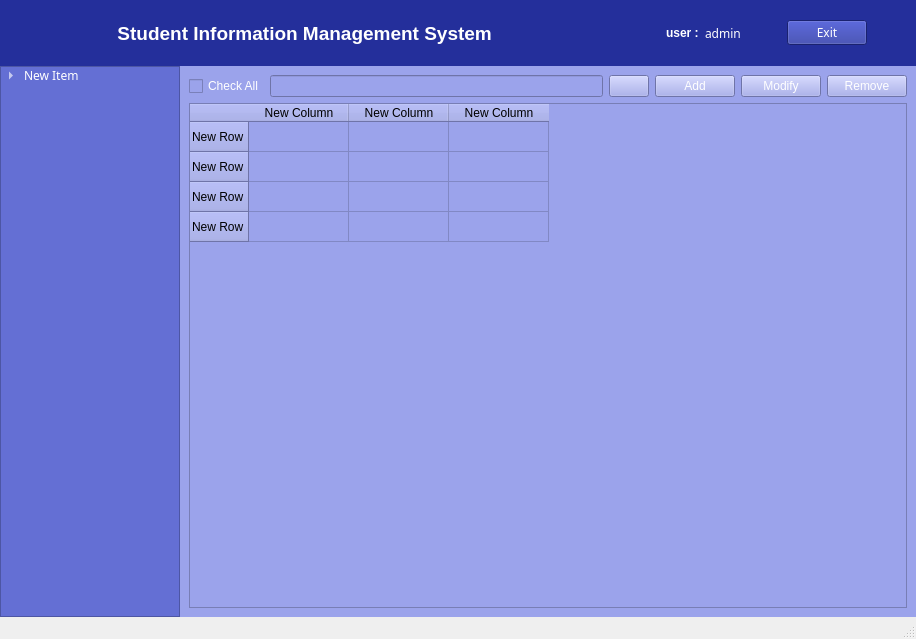
Old version of the form Student_INFO_MSystem/ProgramSourceCode/StudentInfoMSys/mainwindow.ui in the repository sangko-dgq/My-Qt-Test-Projects.
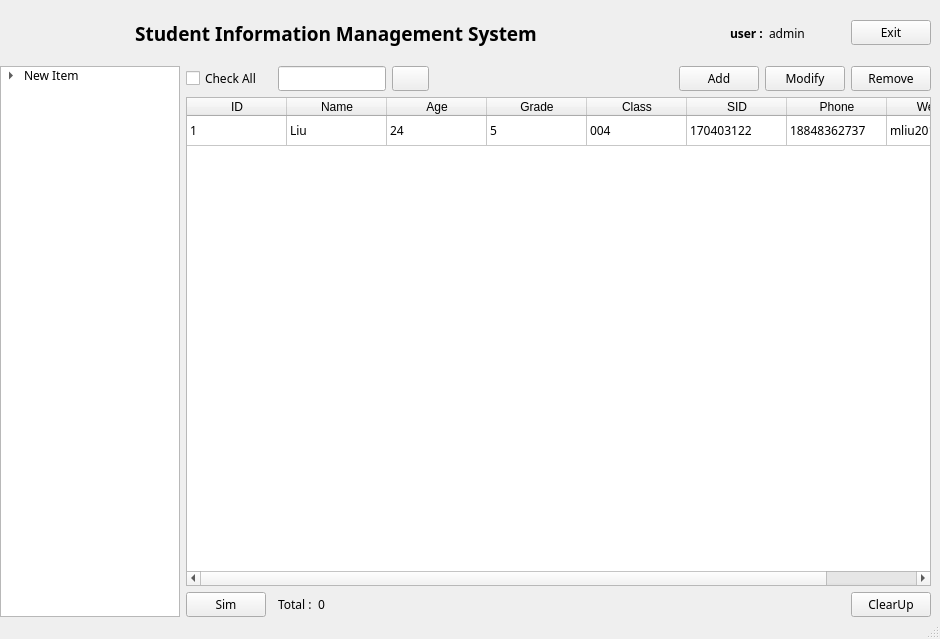
New version of the form. Icons and pictures are not drawn.

Diff of the .ui file:
```diff
--- a/Student_INFO_MSystem/ProgramSourceCode/StudentInfoMSys/mainwindow.ui
+++ b/Student_INFO_MSystem/ProgramSourceCode/StudentInfoMSys/mainwindow.ui
@@ -6,7 +6,7 @@
    <rect>
     <x>0</x>
     <y>0</y>
-    <width>916</width>
+    <width>940</width>
     <height>639</height>
    </rect>
   </property>
@@ -60,8 +60,7 @@
        </size>
       </property>
       <property name="styleSheet">
-       <string notr="true">background-color: #646FD4;
-color: white;</string>
+       <string notr="true"/>
       </property>
       <attribute name="headerVisible">
        <bool>false</bool>
@@ -91,8 +90,7 @@
     <item row="0" column="0" colspan="2">
      <widget class="QWidget" name="TopView" native="true">
       <property name="styleSheet">
-       <string notr="true">background-color: #242F9B;
-color: white;</string>
+       <string notr="true"/>
       </property>
       <layout class="QGridLayout" name="gridLayout_2">
        <property name="leftMargin">
@@ -123,35 +121,6 @@
          </property>
         </spacer>
        </item>
-       <item row="0" column="2">
-        <spacer name="horizontalSpacer_2">
-         <property name="orientation">
-          <enum>Qt::Horizontal</enum>
-         </property>
-         <property name="sizeHint" stdset="0">
-          <size>
-           <width>40</width>
-           <height>20</height>
-          </size>
-         </property>
-        </spacer>
-       </item>
-       <item row="0" column="1">
-        <widget class="QLabel" name="label">
-         <property name="font">
-          <font>
-           <pointsize>14</pointsize>
-           <bold>true</bold>
-          </font>
-         </property>
-         <property name="text">
-          <string> Student Information Management System</string>
-         </property>
-         <property name="alignment">
-          <set>Qt::AlignCenter</set>
-         </property>
-        </widget>
-       </item>
        <item row="0" column="3">
         <widget class="QWidget" name="widget_2" native="true">
          <layout class="QGridLayout" name="gridLayout">
@@ -189,6 +158,7 @@
            <widget class="QLabel" name="label_4">
             <property name="font">
              <font>
+              <family>Fira Code</family>
               <bold>true</bold>
              </font>
             </property>
@@ -228,14 +198,11 @@
          </layout>
         </widget>
        </item>
-       <item row="0" column="4">
-        <spacer name="horizontalSpacer_3">
+       <item row="0" column="2">
+        <spacer name="horizontalSpacer_2">
          <property name="orientation">
           <enum>Qt::Horizontal</enum>
          </property>
-         <property name="sizeType">
-          <enum>QSizePolicy::Minimum</enum>
-         </property>
          <property name="sizeHint" stdset="0">
           <size>
            <width>40</width>
@@ -244,29 +211,47 @@
          </property>
         </spacer>
        </item>
+       <item row="0" column="1">
+        <widget class="QLabel" name="label">
+         <property name="font">
+          <font>
+           <family>Fira Code</family>
+           <pointsize>14</pointsize>
+           <bold>true</bold>
+          </font>
+         </property>
+         <property name="text">
+          <string> Student Information Management System</string>
+         </property>
+         <property name="alignment">
+          <set>Qt::AlignCenter</set>
+         </property>
+        </widget>
+       </item>
       </layout>
      </widget>
     </item>
     <item row="1" column="1">
      <widget class="QStackedWidget" name="stackedWidget">
       <property name="styleSheet">
-       <string notr="true">background-color: #9BA3EB;
-color: white;</string>
+       <string notr="true"/>
       </property>
       <widget class="QWidget" name="page">
        <layout class="QGridLayout" name="gridLayout_4">
-        <item row="0" column="0">
-         <widget class="QCheckBox" name="checkBox">
-          <property name="text">
-           <string>Check All</string>
+        <property name="leftMargin">
+         <number>6</number>
+        </property>
+        <property name="topMargin">
+         <number>0</number>
+        </property>
+        <property name="bottomMargin">
+         <number>0</number>
+        </property>
+        <item row="0" column="6">
+         <widget class="QPushButton" name="btn_serach">
+          <property name="autoFillBackground">
+           <bool>false</bool>
           </property>
-         </widget>
-        </item>
-        <item row="0" column="1">
-         <widget class="QLineEdit" name="lineEdit"/>
-        </item>
-        <item row="0" column="2">
-         <widget class="QPushButton" name="pushButton">
           <property name="text">
            <string/>
           </property>
@@ -280,45 +265,53 @@
             <height>18</height>
            </size>
           </property>
-         </widget>
-        </item>
-        <item row="0" column="3">
-         <widget class="QPushButton" name="pushButton_2">
-          <property name="text">
-           <string>Add</string>
+          <property name="autoRepeat">
+           <bool>false</bool>
           </property>
           <property name="icon">
            <iconset resource="res.qrc">
             <normaloff>:/add_white_48px.png</normaloff>:/add_white_48px.png</iconset>
           </property>
-         </widget>
-        </item>
-        <item row="0" column="4">
-         <widget class="QPushButton" name="pushButton_3">
-          <property name="text">
-           <string>Modify</string>
+          <property name="autoDefault">
+           <bool>false</bool>
           </property>
-          <property name="icon">
-           <iconset resource="res.qrc">
-            <normaloff>:/modify_white_48px.png</normaloff>:/modify_white_48px.png</iconset>
+          <property name="default">
+           <bool>false</bool>
           </property>
+          <property name="flat">
+           <bool>false</bool>
+          </property>
          </widget>
         </item>
-        <item row="0" column="5">
-         <widget class="QPushButton" name="pushButton_4">
-          <property name="text">
-           <string>Remove</string>
+        <item row="0" column="7">
+         <spacer name="horizontalSpacer_5">
+          <property name="orientation">
+           <enum>Qt::Horizontal</enum>
           </property>
-          <property name="icon">
-           <iconset resource="res.qrc">
-            <normaloff>:/remove_white_48px.png</normaloff>:/remove_white_48px.png</iconset>
+          <property name="sizeType">
+           <enum>QSizePolicy::Expanding</enum>
           </property>
-         </widget>
+          <property name="sizeHint" stdset="0">
+           <size>
+            <width>40</width>
+            <height>20</height>
+           </size>
+          </property>
+         </spacer>
         </item>
-        <item row="1" column="0" colspan="6">
+        <item row="1" column="0" colspan="11">
          <widget class="QTableWidget" name="tableWidget">
           <property name="styleSheet">
-           <string notr="true">color: rgb(0, 0, 0);</string>
+           <string notr="true"/>
+          </property>
+          <property name="frameShape">
+           <enum>QFrame::StyledPanel</enum>
+          </property>
+          <property name="lineWidth">
+           <number>1</number>
+          </property>
+          <property name="alternatingRowColors">
+           <bool>false</bool>
           </property>
           <property name="gridStyle">
            <enum>Qt::SolidLine</enum>
@@ -326,46 +319,196 @@
           <property name="sortingEnabled">
            <bool>false</bool>
           </property>
+          <property name="cornerButtonEnabled">
+           <bool>true</bool>
+          </property>
+          <attribute name="horizontalHeaderVisible">
+           <bool>true</bool>
+          </attribute>
+          <attribute name="horizontalHeaderCascadingSectionResizes">
+           <bool>false</bool>
+          </attribute>
+          <attribute name="horizontalHeaderShowSortIndicator" stdset="0">
+           <bool>false</bool>
+          </attribute>
+          <attribute name="horizontalHeaderStretchLastSection">
+           <bool>true</bool>
+          </attribute>
+          <attribute name="verticalHeaderVisible">
+           <bool>false</bool>
+          </attribute>
+          <attribute name="verticalHeaderCascadingSectionResizes">
+           <bool>true</bool>
+          </attribute>
+          <attribute name="verticalHeaderShowSortIndicator" stdset="0">
+           <bool>true</bool>
+          </attribute>
+          <attribute name="verticalHeaderStretchLastSection">
+           <bool>false</bool>
+          </attribute>
           <row>
            <property name="text">
-            <string>New Row</string>
+            <string>1</string>
            </property>
           </row>
-          <row>
+          <column>
            <property name="text">
-            <string>New Row</string>
+            <string>ID</string>
            </property>
-          </row>
-          <row>
+          </column>
+          <column>
            <property name="text">
-            <string>New Row</string>
+            <string>Name</string>
            </property>
-          </row>
-          <row>
+          </column>
+          <column>
            <property name="text">
-            <string>New Row</string>
+            <string>Age</string>
            </property>
-          </row>
+          </column>
           <column>
            <property name="text">
-            <string>New Column</string>
+            <string>Grade</string>
            </property>
           </column>
           <column>
            <property name="text">
-            <string>New Column</string>
+            <string>Class</string>
            </property>
           </column>
           <column>
            <property name="text">
-            <string>New Column</string>
+            <string>SID</string>
+           </property>
+          </column>
+          <column>
+           <property name="text">
+            <string>Phone</string>
+           </property>
+          </column>
+          <column>
+           <property name="text">
+            <string>Wechat</string>
            </property>
           </column>
           <item row="0" column="0">
            <property name="text">
-            <string/>
+            <string>1</string>
            </property>
           </item>
+          <item row="0" column="1">
+           <property name="text">
+            <string>Liu</string>
+           </property>
+          </item>
+          <item row="0" column="2">
+           <property name="text">
+            <string>24</string>
+           </property>
+          </item>
+          <item row="0" column="3">
+           <property name="text">
+            <string>5</string>
+           </property>
+          </item>
+          <item row="0" column="4">
+           <property name="text">
+            <string>004</string>
+           </property>
+          </item>
+          <item row="0" column="5">
+           <property name="text">
+            <string>170403122</string>
+           </property>
+          </item>
+          <item row="0" column="6">
+           <property name="text">
+            <string>18848362737</string>
+           </property>
+          </item>
+          <item row="0" column="7">
+           <property name="text">
+            <string>mliu2013</string>
+           </property>
+          </item>
+         </widget>
+        </item>
+        <item row="0" column="9">
+         <widget class="QPushButton" name="btn_modify">
+          <property name="text">
+           <string>Modify</string>
+          </property>
+          <property name="icon">
+           <iconset resource="res.qrc">
+            <normaloff>:/modify_white_48px.png</normaloff>:/modify_white_48px.png</iconset>
+          </property>
+         </widget>
+        </item>
+        <item row="0" column="2" colspan="4">
+         <widget class="QLineEdit" name="ld_serach">
+          <property name="minimumSize">
+           <size>
+            <width>0</width>
+            <height>0</height>
+           </size>
+          </property>
+         </widget>
+        </item>
+        <item row="2" column="2">
+         <widget class="QLabel" name="label_5">
+          <property name="text">
+           <string>Total :</string>
+          </property>
+         </widget>
+        </item>
+        <item row="0" column="0">
+         <widget class="QCheckBox" name="cbox_checkAll">
+          <property name="text">
+           <string>Check All</string>
+          </property>
+         </widget>
+        </item>
+        <item row="0" column="8">
+         <widget class="QPushButton" name="btn_add">
+          <property name="text">
+           <string>Add</string>
+          </property>
+          <property name="icon">
+           <iconset resource="res.qrc">
+            <normaloff>:/add_white_48px.png</normaloff>:/add_white_48px.png</iconset>
+          </property>
+         </widget>
+        </item>
+        <item row="2" column="3">
+         <widget class="QLabel" name="lb_totalCount">
+          <property name="text">
+           <string>0</string>
+          </property>
+         </widget>
+        </item>
+        <item row="0" column="10">
+         <widget class="QPushButton" name="btn_remove">
+          <property name="text">
+           <string>Remove</string>
+          </property>
+          <property name="icon">
+           <iconset resource="res.qrc">
+            <normaloff>:/remove_white_48px.png</normaloff>:/remove_white_48px.png</iconset>
+          </property>
+         </widget>
+        </item>
+        <item row="2" column="0">
+         <widget class="QPushButton" name="btn_simulation">
+          <property name="text">
+           <string>Sim</string>
+          </property>
+         </widget>
+        </item>
+        <item row="2" column="10">
+         <widget class="QPushButton" name="btn_clearUpStudent">
+          <property name="text">
+           <string>ClearUp</string>
+          </property>
          </widget>
         </item>
        </layout>
```
Left out of the diff: 13 changed lines with no effect on the pictures.
